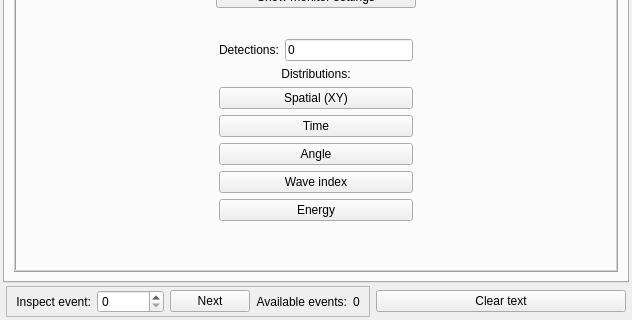
Above: src/gui/outputwindow.ui from andrmor/ANTS2 before the change; both pictures show x 0 to 632 and y 194 to 514 of the 632 by 514 pixel window. Below: the same form after it.
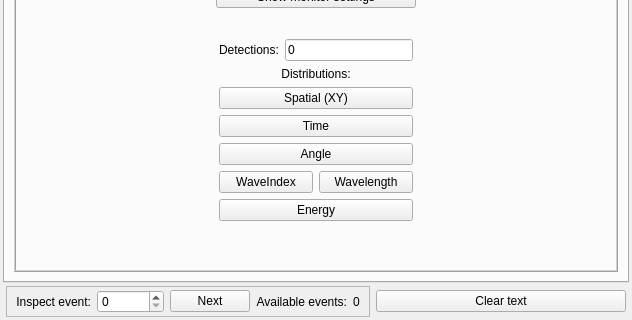
That is the form after the change. The open tabs and pages were chosen to show the change.

Commit message: update of monitor waveindex/wavelength indication

Patch:
```diff
--- a/src/gui/outputwindow.ui
+++ b/src/gui/outputwindow.ui
@@ -1399,6 +1399,11 @@
                 </widget>
                </item>
                <item>
+                <layout class="QHBoxLayout" name="horizontalLayout_17">
+                 <property name="topMargin">
+                  <number>0</number>
+                 </property>
+                 <item>
                 <widget class="QPushButton" name="pbMonitorShowWave">
                  <property name="minimumSize">
                   <size>
@@ -1407,9 +1412,18 @@
                   </size>
                  </property>
                  <property name="text">
-                  <string>Wave index</string>
-                 </property>
-                </widget>
+                    <string>WaveIndex</string>
+                   </property>
+                  </widget>
+                 </item>
+                 <item>
+                  <widget class="QPushButton" name="pbShowWavelength">
+                   <property name="text">
+                    <string>Wavelength</string>
+                   </property>
+                  </widget>
+                 </item>
+                </layout>
                </item>
                <item>
                 <widget class="QPushButton" name="pbMonitorShowEnergy">
```
Lines whose indentation alone changed are shown as unchanged. The commit also changes 3 other files.
